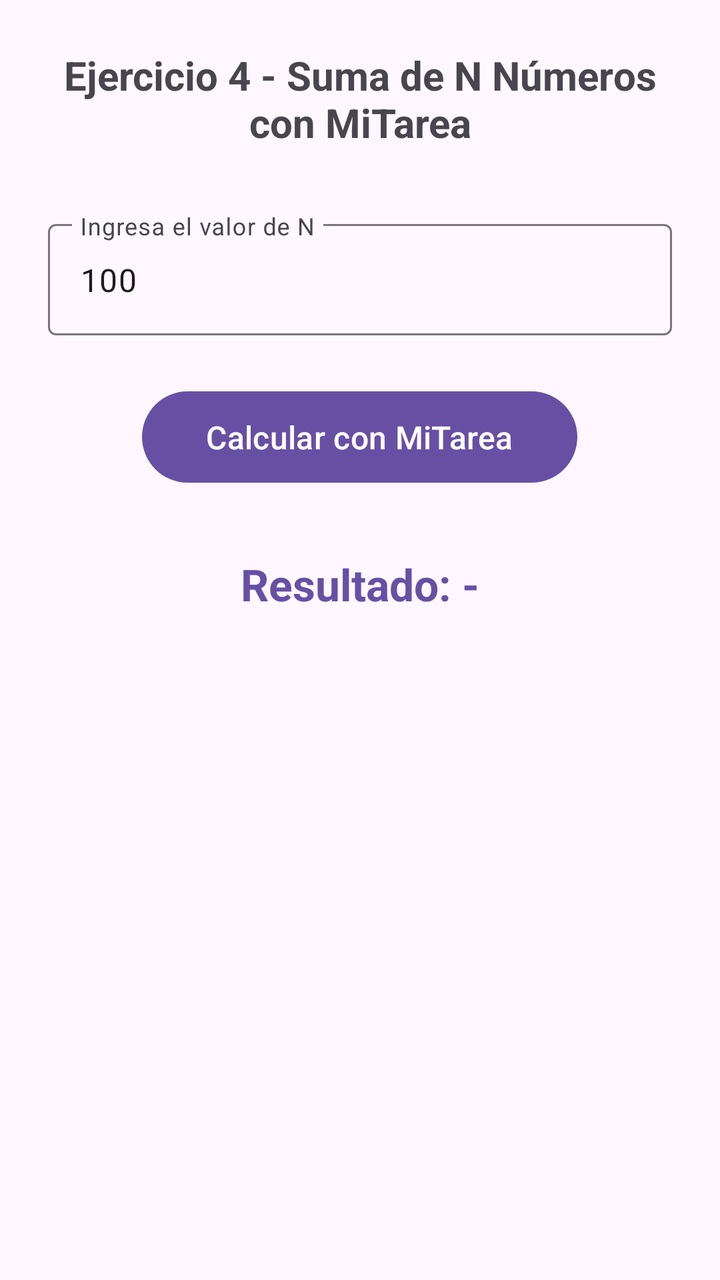
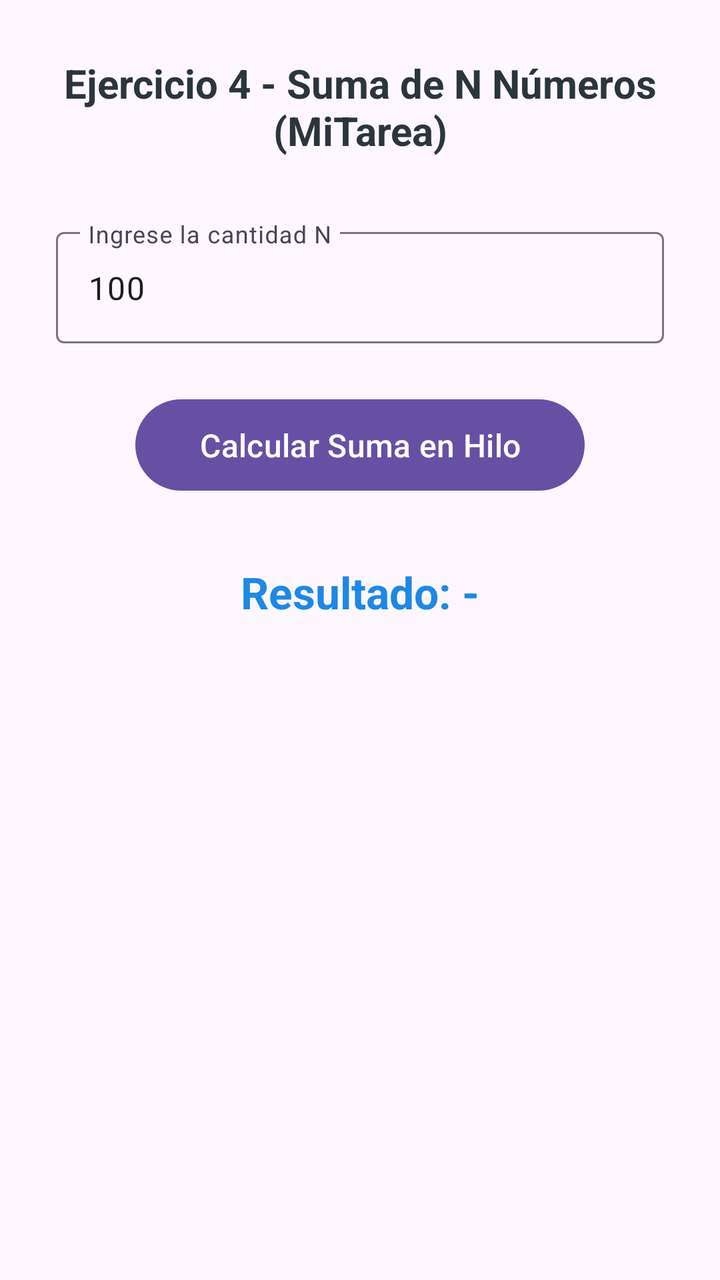

Compare the two renders of this Android layout. The source of the first and the diff that turns it into the second are given below.
<!-- AndroidManifest.xml: application theme Theme.Actividad6 -->
<!-- res/layout/activity_ejercicio4.xml -->
<?xml version="1.0" encoding="utf-8"?>
<LinearLayout xmlns:android="http://schemas.android.com/apk/res/android"
    xmlns:tools="http://schemas.android.com/tools"
    android:id="@+id/main"
    android:layout_width="match_parent"
    android:layout_height="match_parent"
    android:orientation="vertical"
    android:padding="24dp"
    android:gravity="center_horizontal"
    tools:context=".ejercicios.ejercicio4.Ejercicio4Activity">

    <TextView
        android:id="@+id/tvHeader"
        android:layout_width="wrap_content"
        android:layout_height="wrap_content"
        android:text="Ejercicio 4 - Suma de N Números con MiTarea"
        android:textSize="20sp"
        android:textStyle="bold"
        android:textAlignment="center"
        android:layout_marginBottom="32dp" />

    <com.google.android.material.textfield.TextInputLayout
        android:layout_width="match_parent"
        android:layout_height="wrap_content"
        android:hint="Ingresa el valor de N"
        android:layout_marginBottom="24dp">

        <com.google.android.material.textfield.TextInputEditText
            android:id="@+id/etNumeroN"
            android:layout_width="match_parent"
            android:layout_height="wrap_content"
            android:inputType="number"
            android:text="100" />

    </com.google.android.material.textfield.TextInputLayout>

    <com.google.android.material.button.MaterialButton
        android:id="@+id/btnCalcular"
        android:layout_width="wrap_content"
        android:layout_height="wrap_content"
        android:text="Calcular con MiTarea"
        android:textSize="16sp"
        android:paddingStart="32dp"
        android:paddingEnd="32dp"
        android:paddingTop="12dp"
        android:paddingBottom="12dp"
        android:layout_marginBottom="32dp" />

    <TextView
        android:id="@+id/tvResultado"
        android:layout_width="wrap_content"
        android:layout_height="wrap_content"
        android:text="Resultado: -"
        android:textSize="22sp"
        android:textStyle="bold"
        android:textColor="?attr/colorPrimary"
        android:textAlignment="center" />

</LinearLayout>
<!-- resources referenced by this layout -->
<resources>
  <style name="Theme.Actividad6" parent="Base.Theme.Actividad6" />
  <style name="Base.Theme.Actividad6" parent="Theme.Material3.DayNight.NoActionBar">
          
          
      </style>
</resources>

<!-- the commit's change to res/layout/activity_ejercicio4.xml (unified diff, before → after) -->
@@ -5,28 +5,29 @@
     android:layout_width="match_parent"
     android:layout_height="match_parent"
     android:orientation="vertical"
-    android:padding="24dp"
+    android:padding="28dp"
     android:gravity="center_horizontal"
     tools:context=".ejercicios.ejercicio4.Ejercicio4Activity">
 
     <TextView
-        android:id="@+id/tvHeader"
+        android:id="@+id/lblTituloCalculo"
         android:layout_width="wrap_content"
         android:layout_height="wrap_content"
-        android:text="Ejercicio 4 - Suma de N Números con MiTarea"
+        android:text="Ejercicio 4 - Suma de N Números (MiTarea)"
         android:textSize="20sp"
         android:textStyle="bold"
         android:textAlignment="center"
+        android:textColor="@color/primary_color"
         android:layout_marginBottom="32dp" />
 
     <com.google.android.material.textfield.TextInputLayout
         android:layout_width="match_parent"
         android:layout_height="wrap_content"
-        android:hint="Ingresa el valor de N"
+        android:hint="Ingrese la cantidad N"
         android:layout_marginBottom="24dp">
 
         <com.google.android.material.textfield.TextInputEditText
-            android:id="@+id/etNumeroN"
+            android:id="@+id/inputLimiteN"
             android:layout_width="match_parent"
             android:layout_height="wrap_content"
             android:inputType="number"
@@ -35,10 +36,10 @@
     </com.google.android.material.textfield.TextInputLayout>
 
     <com.google.android.material.button.MaterialButton
-        android:id="@+id/btnCalcular"
+        android:id="@+id/btnCalcularSuma"
         android:layout_width="wrap_content"
         android:layout_height="wrap_content"
-        android:text="Calcular con MiTarea"
+        android:text="Calcular Suma en Hilo"
         android:textSize="16sp"
         android:paddingStart="32dp"
         android:paddingEnd="32dp"
@@ -47,13 +48,13 @@
         android:layout_marginBottom="32dp" />
 
     <TextView
-        android:id="@+id/tvResultado"
+        android:id="@+id/lblResultadoSuma"
         android:layout_width="wrap_content"
         android:layout_height="wrap_content"
         android:text="Resultado: -"
         android:textSize="22sp"
         android:textStyle="bold"
-        android:textColor="?attr/colorPrimary"
+        android:textColor="@color/custom_blue"
         android:textAlignment="center" />
 
 </LinearLayout>
<!-- resource entries referenced after the edit -->
@@ -1,5 +1,7 @@
 <!-- resources referenced by this layout -->
 <resources>
+  <color name="custom_blue">#1E88E5</color>
+  <color name="primary_color">#2A363B</color>
   <style name="Theme.Actividad6" parent="Base.Theme.Actividad6" />
   <style name="Base.Theme.Actividad6" parent="Theme.Material3.DayNight.NoActionBar">
           
